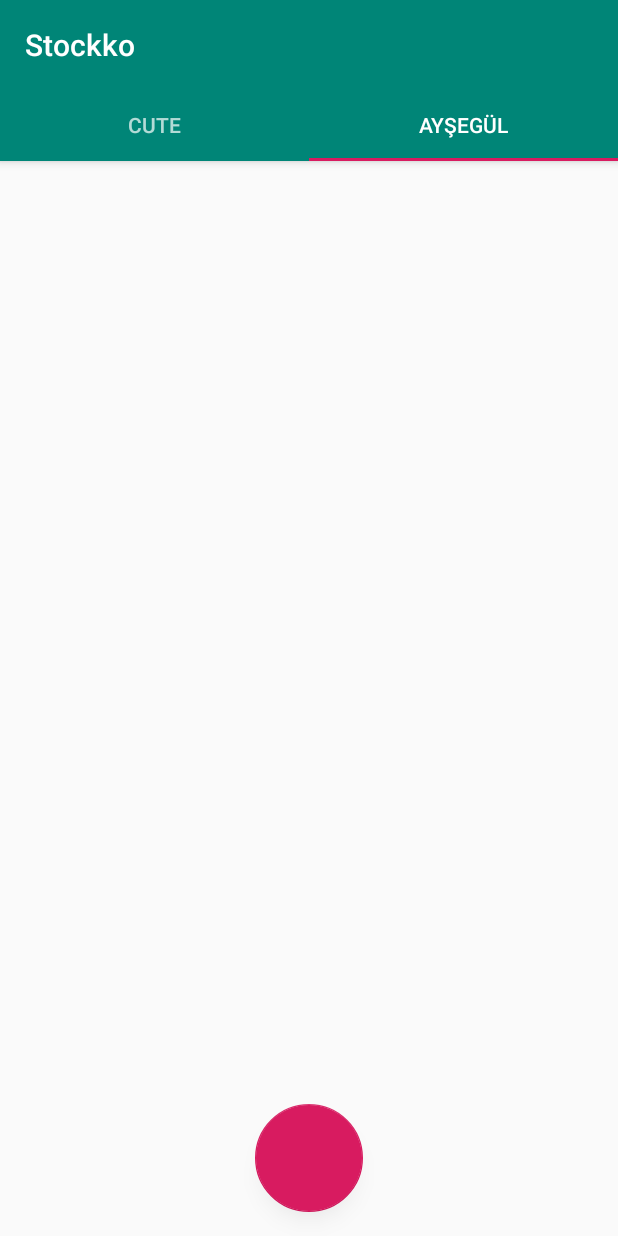
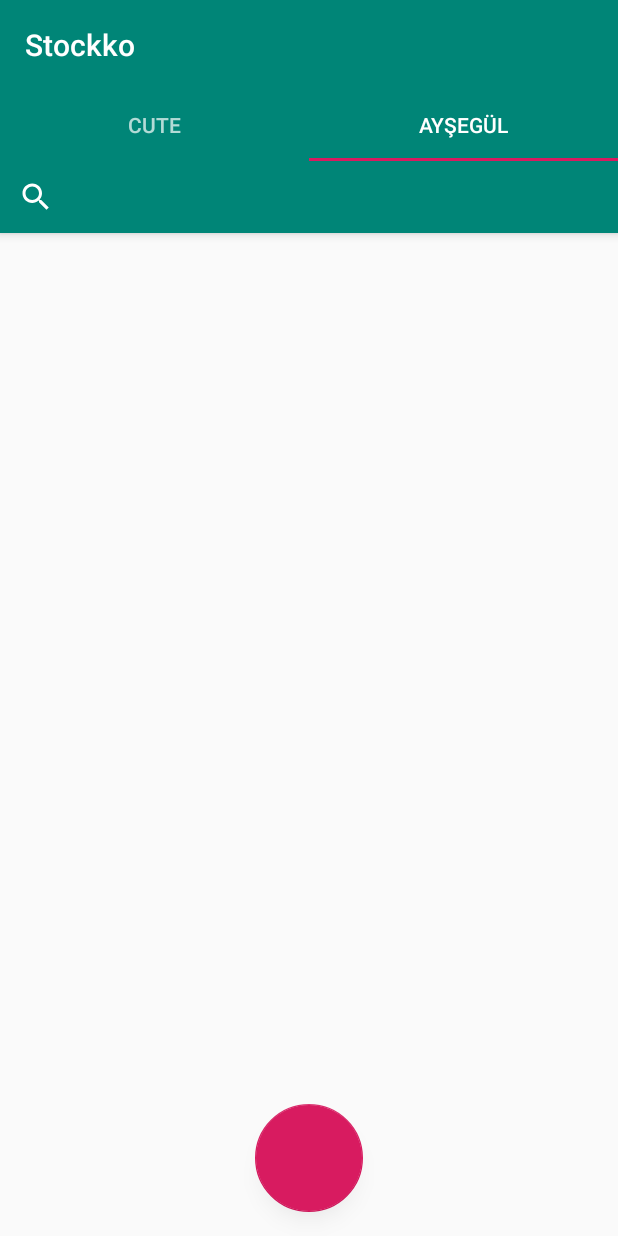
Before and after one commit to EnisKeskin/Stokko, an Android app: the screen it shows after launch (MainActivity), tab 2 chosen, on a phone screen of 412 x 824 dp. Run offline under Robolectric (Android 15) with nearby library versions, the phone set to English and light mode, and no system bars.

Commit message:
searchview add and complite

```diff
--- a/app/src/main/java/com/example/stockko/MainActivity.kt
+++ b/app/src/main/java/com/example/stockko/MainActivity.kt
@@ -2,16 +2,19 @@ package com.example.stockko
 
 import android.os.Bundle
 import android.util.Log
-import android.view.LayoutInflater
+import android.view.Menu
+import android.widget.SearchView
 import com.google.android.material.tabs.TabLayout
 import androidx.viewpager.widget.ViewPager
 import androidx.appcompat.app.AppCompatActivity
-import androidx.recyclerview.widget.StaggeredGridLayoutManager
-import com.example.stockko.ui.main.ProductItem
-import com.example.stockko.ui.main.ProductRecyclerViewAdapter
+import androidx.recyclerview.widget.RecyclerView
+import com.example.stockko.product.ProductItem
+import com.example.stockko.product.ProductRecyclerViewAdapter
+import com.example.stockko.ui.main.PlaceholderFragment
 import com.example.stockko.ui.main.SectionsPagerAdapter
 import kotlinx.android.synthetic.main.activity_main.*
 import kotlinx.android.synthetic.main.fragment_main.*
+import kotlinx.android.synthetic.main.simple_view.*
 
 class MainActivity : AppCompatActivity() {
 
@@ -25,7 +28,22 @@ class MainActivity : AppCompatActivity() {
 
         val tabs: TabLayout = findViewById(R.id.tabs)
         tabs.setupWithViewPager(viewPager)
+
+        searchViewProduct.setOnQueryTextListener(object : SearchView.OnQueryTextListener {
+            override fun onQueryTextSubmit(query: String?): Boolean {
+                return false
+            }
+
+            override fun onQueryTextChange(newText: String?): Boolean {
+                val recyclerView: RecyclerView = viewPager.findViewById(R.id.recyclerViewItem)
+                val myadapter = recyclerView.adapter as ProductRecyclerViewAdapter
+                myadapter.myFilter.filter(newText)
+
+                return true
+            }
+
+        })
+
     }
 
-
 }
--- a/app/src/main/java/com/example/stockko/ui/main/ProductItem.kt
+++ b/app/src/main/java/com/example/stockko/product/ProductItem.kt
@@ -1,4 +1,4 @@
-package com.example.stockko.ui.main
+package com.example.stockko.product
 
 data class ProductItem(var nameOfTheProduct: String, var productImage: Int) {
 }
--- a/app/src/main/java/com/example/stockko/ui/main/ProductRecycleViewAdapter.kt
+++ b/app/src/main/java/com/example/stockko/product/ProductRecycleViewAdapter.kt
@@ -1,22 +1,26 @@
-package com.example.stockko.ui.main
+package com.example.stockko.product
 
 import android.view.LayoutInflater
 import android.view.View
 import android.view.ViewGroup
+import android.widget.Filter
+import android.widget.Filterable
 import androidx.cardview.widget.CardView
 import androidx.recyclerview.widget.RecyclerView
+import com.example.stockko.FilterHelper
 import com.example.stockko.R
 import kotlinx.android.synthetic.main.simple_view.view.*
 
-class ProductRecyclerViewAdapter(allProduct: ArrayList<ProductItem>) :
-    RecyclerView.Adapter<ProductRecyclerViewAdapter.ProductViewHolder>() {
+class ProductRecyclerViewAdapter(private var allProduct: ArrayList<ProductItem>) :
+    RecyclerView.Adapter<ProductRecyclerViewAdapter.ProductViewHolder>(), Filterable {
 
-    var allProduct = allProduct
+    var myFilter: FilterHelper = FilterHelper(allProduct, this)
 
     inner class ProductViewHolder(simpleView: View) : RecyclerView.ViewHolder(simpleView) {
         var simpleItem = simpleView as CardView
         var simpleName = simpleItem.tvProductName
         var simpleImage = simpleItem.imgProduct
+
         fun setData(animalCreatedAtThatMoment: ProductItem, position: Int) {
             simpleName.text = animalCreatedAtThatMoment.nameOfTheProduct
             simpleImage.setImageResource(animalCreatedAtThatMoment.productImage)
@@ -25,8 +29,8 @@ class ProductRecyclerViewAdapter(allProduct: ArrayList<ProductItem>) :
     }
 
     override fun onCreateViewHolder(parent: ViewGroup, viewType: Int): ProductViewHolder {
-        var inflate = LayoutInflater.from(parent.context)
-        var simpleItem = inflate.inflate(R.layout.simple_view, parent, false)
+        val inflate = LayoutInflater.from(parent.context)
+        val simpleItem = inflate.inflate(R.layout.simple_view, parent, false)
         return ProductViewHolder(simpleItem)
     }
 
@@ -35,8 +39,16 @@ class ProductRecyclerViewAdapter(allProduct: ArrayList<ProductItem>) :
     }
 
     override fun onBindViewHolder(holder: ProductViewHolder, position: Int) {
-        var productCreatedAtThatMoment = allProduct[position]
+        val productCreatedAtThatMoment = allProduct[position]
         holder.setData(productCreatedAtThatMoment, position)
+    }
+
+    fun setFilter(arrayList: ArrayList<ProductItem>) {
+        allProduct = arrayList
+    }
+
+    override fun getFilter(): Filter {
+        return myFilter
     }
 
 
--- a/app/src/main/java/com/example/stockko/ui/main/PlaceholderFragment.kt
+++ b/app/src/main/java/com/example/stockko/ui/main/PlaceholderFragment.kt
@@ -5,22 +5,22 @@ import android.view.ViewGroup
 import android.os.Bundle
 import android.util.Log
 import android.view.LayoutInflater
+import android.widget.SearchView
 import androidx.fragment.app.Fragment
-import androidx.lifecycle.ViewModelProviders
 import androidx.recyclerview.widget.RecyclerView
 import androidx.recyclerview.widget.StaggeredGridLayoutManager
 import com.example.stockko.R
+import com.example.stockko.product.ProductItem
+import com.example.stockko.product.ProductRecyclerViewAdapter
 import kotlinx.android.synthetic.main.activity_main.*
 
 
 class PlaceholderFragment : Fragment() {
-    var allItem = ArrayList<ProductItem>()
+    private var allProduct = ArrayList<ProductItem>()
     lateinit var myAdapter: ProductRecyclerViewAdapter
 
     override fun onCreate(savedInstanceState: Bundle?) {
         super.onCreate(savedInstanceState)
-
-        Log.e("başlık","create çalıştı")
     }
 
     override fun onCreateView(
@@ -28,18 +28,18 @@ class PlaceholderFragment : Fragment() {
     ): View? {
         val root = inflater.inflate(R.layout.fragment_main, container, false)
 
-        var position = (arguments?.getString(ARG_SECTION_TITLE) ?:1)
-        Log.e("başlık","$position")
-        when(position){
-            "Cute"->{
+        var position = (arguments?.getString(ARG_SECTION_TITLE) ?: 1)
+
+        when (position) {
+            "Cute" -> {
                 fillDataSource()
             }
-            "aysegul"->{
+            "aysegul" -> {
 
             }
         }
-        var recyclerView :RecyclerView=root.findViewById(R.id.recyclerViewItem)
-        myAdapter = ProductRecyclerViewAdapter(allItem)
+        val recyclerView: RecyclerView = root.findViewById(R.id.recyclerViewItem)
+        myAdapter = ProductRecyclerViewAdapter(allProduct)
         recyclerView.adapter = myAdapter
 
         val layoutManager = StaggeredGridLayoutManager(1, StaggeredGridLayoutManager.VERTICAL)
@@ -47,22 +47,22 @@ class PlaceholderFragment : Fragment() {
 
         return root
     }
-
     companion object {
         private const val ARG_SECTION_NUMBER = "section_number"
         private const val ARG_SECTION_TITLE = "section_number"
 
         @JvmStatic
-        fun newInstance(sectionNumber: Int,sectionTitle:String): PlaceholderFragment {
+        fun newInstance(sectionNumber: Int, sectionTitle: String): PlaceholderFragment {
             return PlaceholderFragment().apply {
                 arguments = Bundle().apply {
                     putInt(ARG_SECTION_NUMBER, sectionNumber)
-                    putString(ARG_SECTION_TITLE,sectionTitle)
+                    putString(ARG_SECTION_TITLE, sectionTitle)
                 }
             }
         }
     }
-    private fun fillDataSource() {
+
+    fun fillDataSource() {
         var allImages = arrayOf(
             R.drawable.manzara1,
             R.drawable.manzara2,
@@ -108,8 +108,11 @@ class PlaceholderFragment : Fragment() {
             "Kedi"
         )
         for (i in 0.until(allImages.size)) {
-            var addedAnimal = ProductItem(animalName[i], allImages[i])
-            allItem.add(addedAnimal)
+            var addedAnimal = ProductItem(
+                animalName[i],
+                allImages[i]
+            )
+            allProduct.add(addedAnimal)
         }
     }
 
--- a/app/src/main/java/com/example/stockko/ui/main/SectionsPagerAdapter.kt
+++ b/app/src/main/java/com/example/stockko/ui/main/SectionsPagerAdapter.kt
@@ -23,7 +23,9 @@ class SectionsPagerAdapter(private val context: Context, fm: FragmentManager) :
     override fun getItem(position: Int): Fragment {
         return PlaceholderFragment.newInstance(
             position + 1,
-            context.resources.getString(TAB_TITLES[position])
+            context.resources.getString(
+                TAB_TITLES[position]
+            )
         )
     }
 
@@ -31,4 +33,6 @@ class SectionsPagerAdapter(private val context: Context, fm: FragmentManager) :
         // Show 2 total pages.
         return 2
     }
+
+
 }
--- a/app/src/main/res/layout/activity_main.xml
+++ b/app/src/main/res/layout/activity_main.xml
@@ -1,5 +1,6 @@
 <?xml version="1.0" encoding="utf-8"?>
-<androidx.constraintlayout.widget.ConstraintLayout xmlns:android="http://schemas.android.com/apk/res/android"
+<androidx.constraintlayout.widget.ConstraintLayout
+    xmlns:android="http://schemas.android.com/apk/res/android"
     xmlns:app="http://schemas.android.com/apk/res-auto"
     xmlns:tools="http://schemas.android.com/tools"
     android:layout_width="match_parent"
@@ -31,6 +32,11 @@
             android:layout_height="wrap_content"
             android:background="?attr/colorPrimary" />
 
+        <SearchView
+            android:id="@+id/searchViewProduct"
+            android:layout_width="match_parent"
+            android:layout_height="match_parent" />
+
     </com.google.android.material.appbar.AppBarLayout>
 
     <androidx.constraintlayout.widget.ConstraintLayout
@@ -49,7 +55,7 @@
             app:layout_constraintBottom_toBottomOf="parent"
             app:layout_constraintEnd_toEndOf="parent"
             app:layout_constraintStart_toStartOf="parent"
-            app:layout_constraintTop_toTopOf="parent" >
+            app:layout_constraintTop_toTopOf="parent">
 
         </androidx.viewpager.widget.ViewPager>
 
@@ -60,6 +66,7 @@
             android:layout_marginBottom="16dp"
             android:clickable="true"
             android:focusable="true"
+            android:foregroundGravity="bottom|center"
             app:layout_constraintBottom_toBottomOf="@+id/view_pager"
             app:layout_constraintEnd_toEndOf="@+id/view_pager"
             app:layout_constraintStart_toStartOf="@+id/view_pager" />
```
Also changed, not shown: app/src/main/java/com/example/stockko/FilterHelper.kt (added, +41 -0 lines), app/src/main/res/menu/menu.xml (added, +10 -0 lines).
